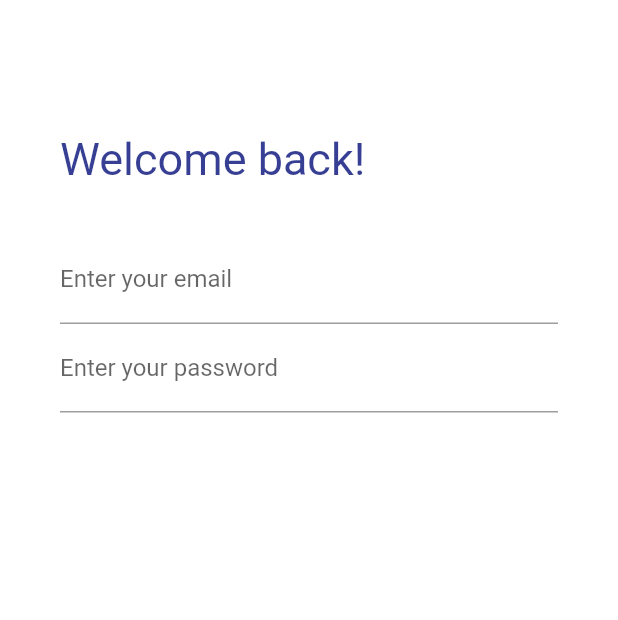
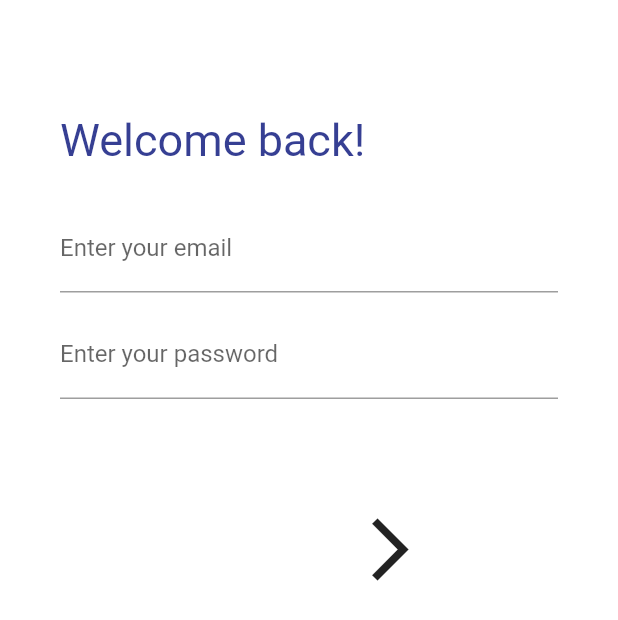
Before and after one commit to pawelfloryan/pocket-gym-trainer, a Flutter app: the screen it shows after launch, on a phone screen of 412 x 824 dp. Shown: the top 620 px of the screen. Run offline on Flutter 3.47's test engine with Material 2 defaults, Android fonts, the phone set to English and light mode, and no system bars; our stand-ins replace flutter_slidable, go_router, image_picker.

Commit message:
Styling login page

```diff
--- a/lib/page/login_page.dart
+++ b/lib/page/login_page.dart
@@ -12,6 +12,7 @@ class LoginPage extends StatefulWidget {
 class _LoginPageState extends State<LoginPage> {
   final formKey = GlobalKey<FormState>();
   String name = "";
+  bool isElevated = false;
 
   @override
   Widget build(BuildContext context) {
@@ -32,36 +33,84 @@ class _LoginPageState extends State<LoginPage> {
             child: Column(
               crossAxisAlignment: CrossAxisAlignment.start,
               children: [
-                SizedBox(height: height * 0.04),
-                Text(
+                Container(
+                  margin: const EdgeInsets.only(
+                      left: 0, top: 20, right: 0, bottom: 25),
+                  child: Text(
                     "Welcome back!",
                     style: TextStyle(fontSize: 30, color: Color(0xFF363f93)),
                   ),
-                SizedBox(height: height * 0.04),
-                TextFormField(
-                  decoration: InputDecoration(
-                    labelText: "Enter your email"
                 ),
+                Container(
+                  margin: const EdgeInsets.only(
+                      left: 0, top: 0, right: 0, bottom: 12),
+                  child: TextFormField(
+                    decoration: InputDecoration(labelText: "Enter your email"),
                     validator: (value) {
-                    if(value!.isEmpty){
+                      if (value!.isEmpty) {
                         return "Enter correct email";
-                    }else {
+                      } else {
                         return null;
                       }
                     },
                   ),
+                ),
                 TextFormField(
-                  decoration: InputDecoration(
-                    labelText: "Enter your password"
-                  ),
+                  decoration: InputDecoration(labelText: "Enter your password"),
                   validator: (value) {
-                    if(value!.isEmpty){
+                    if (value!.isEmpty) {
                       return "Enter correct password";
-                    }else {
+                    } else {
                       return null;
                     }
                   },
-                )
+                ),
+                Container(
+                  margin: const EdgeInsets.only(
+                      left: 170, top: 50, right: 0, bottom: 0),
+                  child: GestureDetector(
+                  //  onPressed: () {
+                  //    if (formKey.currentState!.validate()) {}
+                  //  },
+                  //  child: Text(
+                  //    "SUBMIT",
+                  //    style: const TextStyle(fontSize: 70),
+                  //  ),
+                    onTap: () {
+                      setState(() {
+                        isElevated = !isElevated;
+                      });
+                    },
+                    child: AnimatedContainer(
+                      duration: Duration(milliseconds: 200),
+                      width: 100,
+                      height: 100,
+                      decoration: BoxDecoration(
+                        color: Colors.white,
+                        borderRadius: BorderRadius.circular(35),
+                        boxShadow: isElevated ?
+                        [
+                          BoxShadow(
+                            color: Colors.grey[500]!,
+                            offset: Offset(4,4),
+                            blurRadius: 15,
+                            spreadRadius: 1
+                          ),
+                          BoxShadow(
+                            color: Colors.white,
+                            offset: Offset(-4,-4),
+                            blurRadius: 15,
+                            spreadRadius: 1
+                          ),
+                        ] : null,
+                      ),
+                      child: Icon(
+                        Icons.arrow_forward_ios,
+                        size: 50,
+                        ),
+                    ),
+                  ),
+                ),
               ],
             ),
           ),
```
Lines whose indentation alone changed are shown as unchanged.
